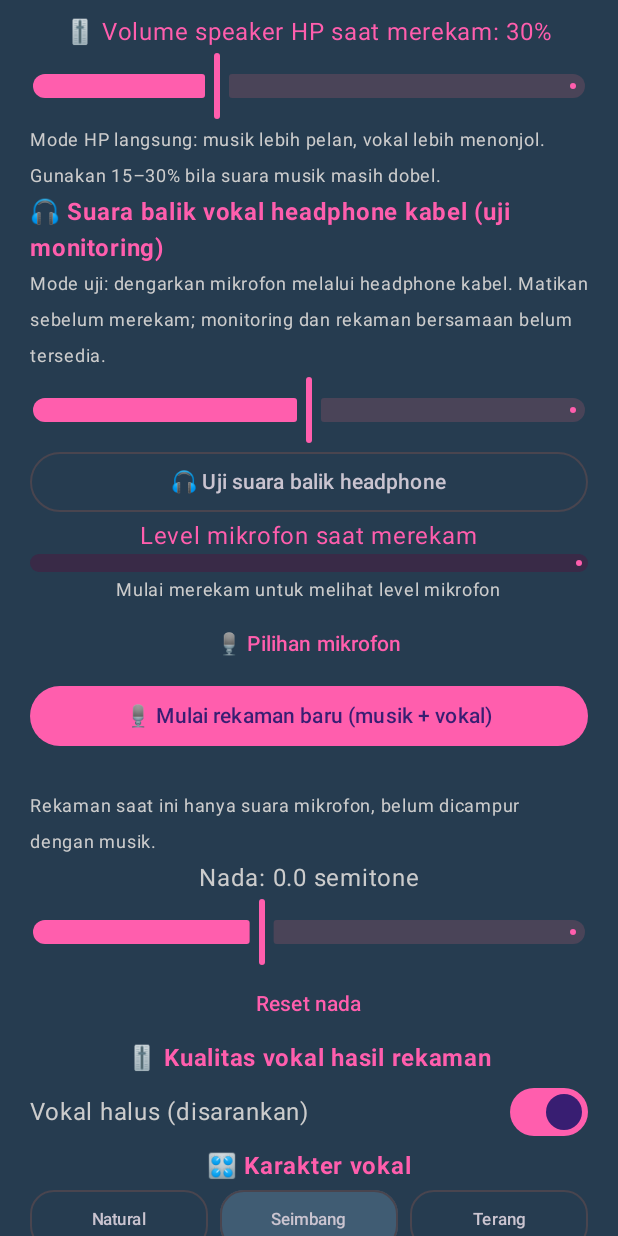
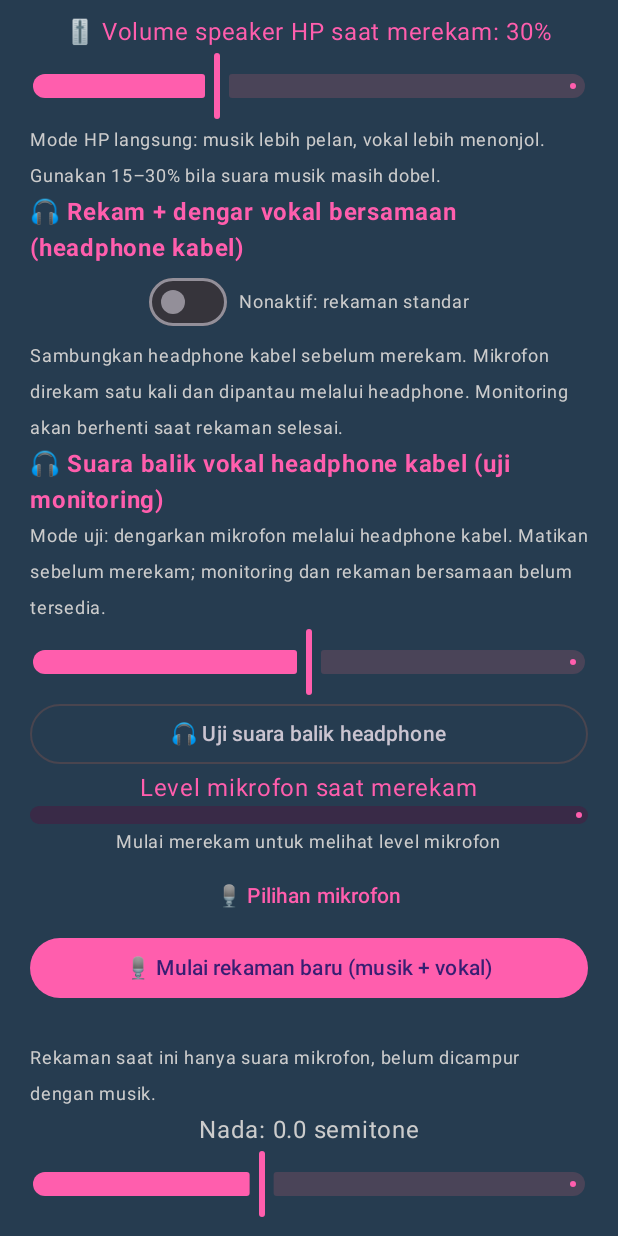
Before and after one commit to stdcrypto-boop/IING-STD-Karaoke, an Android app built with Jetpack Compose: the screen it shows after launch (MainActivity), scrolled down 576 dp, on a phone screen of 412 x 824 dp. Run offline under Robolectric (Android 15) with nearby library versions, the phone set to English and light mode, and no system bars.

Commit message:
Enable simultaneous wired vocal monitoring and WAV capture during karaoke recording

```diff
--- a/app/src/main/java/com/iingstd/karaoke/MainActivity.kt
+++ b/app/src/main/java/com/iingstd/karaoke/MainActivity.kt
@@ -102,6 +102,7 @@ class MainActivity : ComponentActivity() {
             DisposableEffect(wiredMonitor) { onDispose { wiredMonitor.stop() } }
             var monitorEnabled by remember { mutableStateOf(false) }
             var monitorVolume by remember { mutableFloatStateOf(0.5f) }
+            var recordWithWiredMonitor by remember { mutableStateOf(false) }
             var recording by remember { mutableStateOf(false) }
             var recordingPaused by remember { mutableStateOf(false) }
             var microphoneLevel by remember { mutableFloatStateOf(0f) }
@@ -258,6 +259,8 @@ class MainActivity : ComponentActivity() {
                         player.repeatMode == Player.REPEAT_MODE_OFF
                     sessionMixWarning = if (sessionMixCompatible) "" else
                         "Mixing membutuhkan musik sedang diputar normal (kecepatan dan pitch 1×, tanpa repeat)"
+                    recorder.wiredMonitoringEnabled = recordWithWiredMonitor
+                    recorder.wiredMonitorVolume = monitorVolume
                     recorder.start()
                     // The previous mix belongs to an older vocal take.
                     mixedFile = null
@@ -746,6 +749,13 @@ class MainActivity : ComponentActivity() {
                     Text("🎚 Volume speaker HP saat merekam: ${(phoneSpeakerLevel * 100).toInt()}%", color = Pink)
                     Slider(value = phoneSpeakerLevel, onValueChange = { phoneSpeakerLevel = it }, valueRange = 0.15f..0.60f, enabled = !recording)
                     Text("Mode HP langsung: musik lebih pelan, vokal lebih menonjol. Gunakan 15–30% bila suara musik masih dobel.", color = Color.LightGray, fontSize = 12.sp)
+                    Text("🎧 Rekam + dengar vokal bersamaan (headphone kabel)", color = Pink, fontWeight = FontWeight.Bold)
+                    Row(verticalAlignment = Alignment.CenterVertically) {
+                        Switch(checked = recordWithWiredMonitor, onCheckedChange = { recordWithWiredMonitor = it }, enabled = !recording)
+                        Spacer(Modifier.width(8.dp))
+                        Text(if (recordWithWiredMonitor) "Aktif: rekaman WAV + suara balik" else "Nonaktif: rekaman standar", color = Color.LightGray, fontSize = 12.sp)
+                    }
+                    Text("Sambungkan headphone kabel sebelum merekam. Mikrofon direkam satu kali dan dipantau melalui headphone. Monitoring akan berhenti saat rekaman selesai.", color = Color.LightGray, fontSize = 12.sp)
                     Text("🎧 Suara balik vokal headphone kabel (uji monitoring)", color = Pink, fontWeight = FontWeight.Bold)
                     Text("Mode uji: dengarkan mikrofon melalui headphone kabel. Matikan sebelum merekam; monitoring dan rekaman bersamaan belum tersedia.", color = Color.LightGray, fontSize = 12.sp)
                     Slider(value = monitorVolume, onValueChange = { monitorVolume = it; wiredMonitor.setVolume(it) }, enabled = !recording)
```
